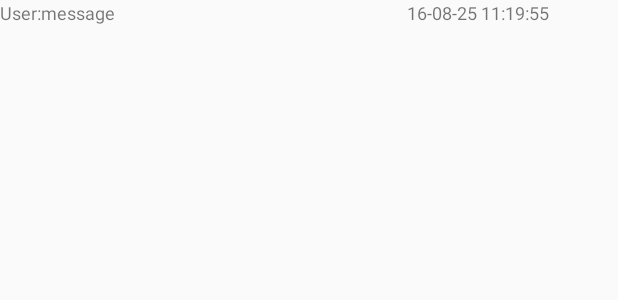
After one commit to Atlas0904/Project_FollowWe, an Android app: the layout group_chatroom_listview_item.xml on its own in the app's theme, with its tools: preview values and no code run, on a phone screen of 412 x 824 dp. The commit adds this screen. Shown: the top 300 px of the screen. Run offline under Robolectric (Android 15) with nearby library versions, the phone set to English and light mode, and no system bars.

Commit message:
[Android][Project][Follow We] Start t implement group chat room part. Need to connect to Firebase
Symptom:
Root Cause:
Solution:
Project:
Note:
Test done by RD:
Further testing need Q team's support:

```diff
--- a/app/src/main/AndroidManifest.xml
+++ b/app/src/main/AndroidManifest.xml
@@ -63,7 +63,9 @@
         <service
             android:name=".LocationUpdateService"
             android:enabled="true"
-            android:exported="true"></service>
+            android:exported="true" />
+
+        <activity android:name=".GroupChatroomActivity"></activity>
     </application>
 
 </manifest>
--- a/app/src/main/java/com/as/atlas/googlemapfollowwe/CurrentUserInfo.java
+++ b/app/src/main/java/com/as/atlas/googlemapfollowwe/CurrentUserInfo.java
@@ -10,6 +10,8 @@ import java.util.Date;
  * Created by atlas on 2016/8/13.
  */
 public class CurrentUserInfo implements Serializable {
+
+    public final static String EXTRA_CURRENTUSERINFO = "EXTRA_CURRENTUSERINFO";
     public final static String EXTRA_NAME = "NAME";
     public final static String EXTRA_PWD = "PWD";
     public final static String EXTRA_NUMBER_ROOM = "ROOM_NUMBER";
--- a/app/src/main/java/com/as/atlas/googlemapfollowwe/DestinationValueEventListener.java
+++ b/app/src/main/java/com/as/atlas/googlemapfollowwe/DestinationValueEventListener.java
@@ -31,7 +31,7 @@ public class DestinationValueEventListener implements ValueEventListener, ChildE
     public DestinationValueEventListener(Context context, Firebase root, CurrentUserInfo currentUserInfo) {
         this.context = context;
         this.root = root;
-        ref = this.root.child(NodeDefineOnFirebase.NODE_ROOM_NO).child(String.valueOf(currentUserInfo.roomNo)).child(NodeDefineOnFirebase.NODE_DESTINATION);
+        ref = this.root.child(BaseValueEventListener.NODE_ROOM_NO).child(String.valueOf(currentUserInfo.roomNo)).child(BaseValueEventListener.NODE_DESTINATION);
         Log.d(TAG, "DestinationValueEventListener: ref" + ref);
         ref.addValueEventListener(this);
         ref.addChildEventListener(this);
@@ -41,7 +41,7 @@ public class DestinationValueEventListener implements ValueEventListener, ChildE
 
     public void setPlace(Place destination) {
         Log.d(TAG, "DestinationValueEventListener: ref" + ref);
-        ref.child(NodeDefineOnFirebase.NODE_DESTINATION).setValue(destination);   // !!!!! 記得要設定乘 ref 的 user name 的... 要多一個 index
+        ref.child(BaseValueEventListener.NODE_DESTINATION).setValue(destination);   // !!!!! 記得要設定乘 ref 的 user name 的... 要多一個 index
     }
 
     @Override
--- a/app/src/main/java/com/as/atlas/googlemapfollowwe/LocationUpdateService.java
+++ b/app/src/main/java/com/as/atlas/googlemapfollowwe/LocationUpdateService.java
@@ -62,7 +62,7 @@ public class LocationUpdateService extends Service implements
                     .build();
             mGoogleApiClient.connect();
 
-            ref = root.child(NodeDefineOnFirebase.NODE_ROOM_NO).child(String.valueOf(roomNo)).child(NodeDefineOnFirebase.NODE_USER);
+            ref = root.child(BaseValueEventListener.NODE_ROOM_NO).child(String.valueOf(roomNo)).child(BaseValueEventListener.NODE_USER);
             Log.d(TAG, "onStartCommand: roomNo=" + roomNo + " user=" + user + " ref=" + ref);
         }
 
--- a/app/src/main/java/com/as/atlas/googlemapfollowwe/UserAddedPointEventListener.java
+++ b/app/src/main/java/com/as/atlas/googlemapfollowwe/UserAddedPointEventListener.java
@@ -34,7 +34,7 @@ public class UserAddedPointEventListener implements ValueEventListener, ChildEve
 
     public UserAddedPointEventListener(Context context, Firebase root, CurrentUserInfo currentUserInfo) {
         this.context = context;
-        ref = root.child(NodeDefineOnFirebase.NODE_ROOM_NO).child(String.valueOf(currentUserInfo.roomNo)).child(NodeDefineOnFirebase.NODE_USER_ADDED_MARKER);
+        ref = root.child(BaseValueEventListener.NODE_ROOM_NO).child(String.valueOf(currentUserInfo.roomNo)).child(BaseValueEventListener.NODE_USER_ADDED_MARKER);
         ref.addValueEventListener(this);
         ref.addChildEventListener(this);
         Log.d(TAG, "ref=" + ref);
--- a/app/src/main/java/com/as/atlas/googlemapfollowwe/UserOnlineChangeValueEventListener.java
+++ b/app/src/main/java/com/as/atlas/googlemapfollowwe/UserOnlineChangeValueEventListener.java
@@ -32,7 +32,7 @@ public class UserOnlineChangeValueEventListener implements ValueEventListener, C
     public UserOnlineChangeValueEventListener(Firebase root, CurrentUserInfo currentUserInfo) {
         this.root = root;
         this.currentUserInfo = currentUserInfo;
-        ref = this.root.child(NodeDefineOnFirebase.NODE_ROOM_NO).child(String.valueOf(currentUserInfo.roomNo)).child(NodeDefineOnFirebase.NODE_USER);
+        ref = this.root.child(BaseValueEventListener.NODE_ROOM_NO).child(String.valueOf(currentUserInfo.roomNo)).child(BaseValueEventListener.NODE_USER);
         ref.addValueEventListener(this);
         ref.addChildEventListener(this);
         ref.child(currentUserInfo.name).onDisconnect().removeValue();
--- /dev/null
+++ b/app/src/main/res/layout/group_chatroom_listview_item.xml
@@ -0,0 +1,51 @@
+<?xml version="1.0" encoding="UTF-8"?>
+<RelativeLayout xmlns:android="http://schemas.android.com/apk/res/android"
+    android:layout_width="fill_parent"
+    android:layout_height="wrap_content"
+    android:orientation="horizontal" >
+
+    <TextView
+        android:id="@+id/testViewGroupchatUser"
+        android:layout_width="wrap_content"
+        android:layout_height="wrap_content"
+        android:text="User"
+        android:textSize="12dp"
+        android:layout_alignParentTop="true"
+        android:layout_alignParentLeft="true"
+        android:layout_alignParentStart="true" />
+
+    <TextView
+        android:layout_width="wrap_content"
+        android:layout_height="wrap_content"
+        android:text=":"
+        android:id="@+id/textView3"
+        android:layout_alignParentTop="true"
+        android:layout_toRightOf="@+id/testViewGroupchatUser"
+        android:layout_toEndOf="@+id/testViewGroupchatUser"
+        android:textSize="12dp" />
+
+    <TextView
+        android:id="@+id/testViewGroupchatMsg"
+        android:layout_width="wrap_content"
+        android:layout_height="wrap_content"
+        android:text="message"
+        android:textSize="12dp"
+        android:layout_alignParentTop="true"
+        android:layout_toRightOf="@+id/textView3"
+        android:layout_toEndOf="@+id/textView3" />
+
+    <TextView
+        android:layout_width="wrap_content"
+        android:layout_height="wrap_content"
+        android:text="16-08-25 11:19:55"
+        android:id="@+id/testViewGroupchatTime"
+        android:textSize="12dp"
+        android:layout_marginRight="46dp"
+        android:layout_marginEnd="46dp"
+        android:layout_alignParentTop="true"
+        android:layout_alignParentRight="true"
+        android:layout_alignParentEnd="true" />
+
+
+
+</RelativeLayout>
--- a/app/src/main/res/menu/navigation_menu.xml
+++ b/app/src/main/res/menu/navigation_menu.xml
@@ -9,7 +9,7 @@
         <item
             android:id="@+id/nav_gallery"
             android:icon="@drawable/ic_menu_gallery"
-            android:title="Gallery" />
+            android:title="Show Groupchat Room" />
         <item
             android:id="@+id/nav_slideshow"
             android:icon="@drawable/ic_menu_slideshow"
```
Also changed, not shown: app/src/main/java/com/as/atlas/googlemapfollowwe/BaseValueEventListener.java (added, +74 -0 lines), app/src/main/java/com/as/atlas/googlemapfollowwe/ChatroomAdapter.java (added, +58 -0 lines), app/src/main/java/com/as/atlas/googlemapfollowwe/GroupChatValueEventListener.java (added, +20 -0 lines), app/src/main/java/com/as/atlas/googlemapfollowwe/GroupChatroomActivity.java (added, +50 -0 lines), app/src/main/java/com/as/atlas/googlemapfollowwe/MapsActivity.java (+21 -13 lines), app/src/main/java/com/as/atlas/googlemapfollowwe/NodeDefineOnFirebase.java (deleted, +0 -13 lines), app/src/main/res/layout/activity_group_chatroom.xml (added, +52 -0 lines), app/src/main/res/layout/activity_maps.xml (+9 -0 lines), 1 other file.
